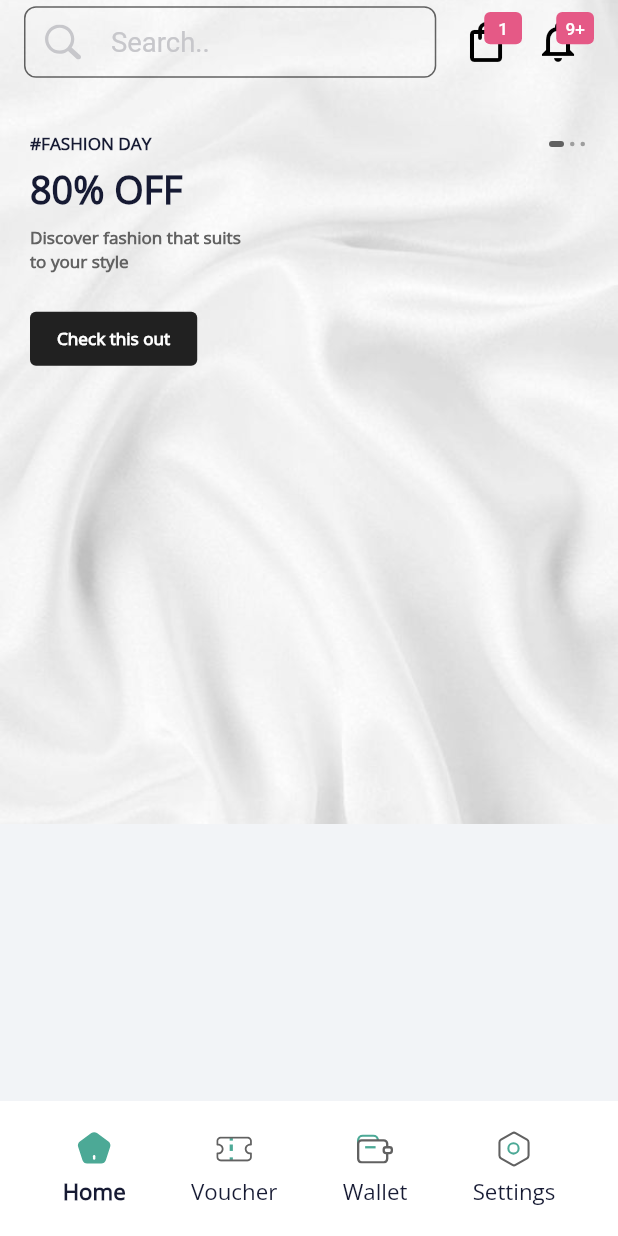
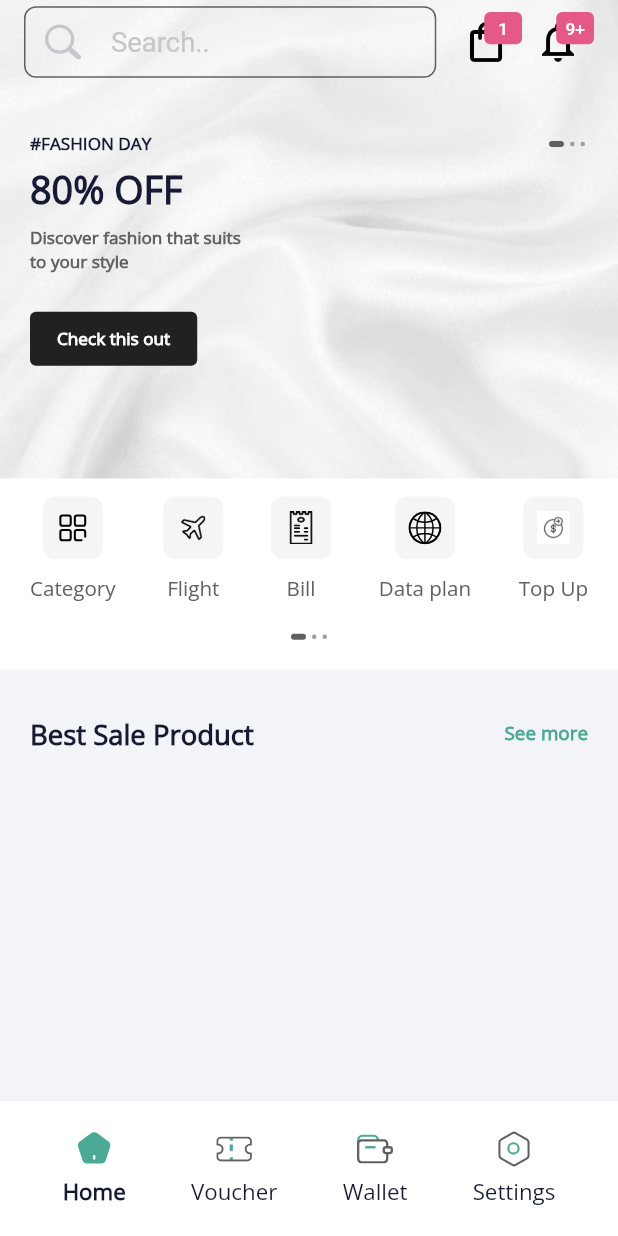
Before and after one commit to lexican/market_place_assignment, a Flutter app: the screen it shows after launch, on a phone screen of 412 x 824 dp. Run offline on Flutter 3.47's test engine with Material 2 defaults, Android fonts, the phone set to English and light mode, and no system bars; drawn by our look-alikes of card_swiper, dots_indicator; our stand-ins replace flutter_screenutil, flutter_svg.

Commit message:
feat : HomeCategory

```diff
--- a/lib/src/core/data/data.dart
+++ b/lib/src/core/data/data.dart
@@ -1,4 +1,5 @@
 import 'package:market_place_assignment/gen/assets.gen.dart';
+import 'package:market_place_assignment/src/core/model/category_model.dart';
 import 'package:market_place_assignment/src/core/model/slider_model.dart';
 
 List<SliderModel> slidersList = [
@@ -20,3 +21,28 @@ List<SliderModel> slidersList = [
     imageAssetPath: Assets.images.productImage3.path,
   ),
 ];
+
+List<CategoryModel> catogories = [
+  CategoryModel(
+    title: "Category",
+    iconPath: Assets.icons.category.path,
+    isSvg: true,
+  ),
+  CategoryModel(
+    title: "Flight",
+    iconPath: Assets.images.plane.path,
+  ),
+  CategoryModel(
+    title: "Bill",
+    iconPath: Assets.images.bill.path,
+  ),
+  CategoryModel(
+    title: "Data plan",
+    iconPath: Assets.icons.globeIcon.path,
+    isSvg: true,
+  ),
+  CategoryModel(
+    title: "Top Up",
+    iconPath: Assets.images.topup.path,
+  ),
+];
--- /dev/null
+++ b/lib/src/core/model/category_model.dart
@@ -0,0 +1,11 @@
+class CategoryModel {
+  final String title;
+  final String iconPath;
+  final bool isSvg;
+
+  CategoryModel({
+    required this.title,
+    required this.iconPath,
+    this.isSvg = false,
+  });
+}
--- /dev/null
+++ b/lib/src/core/widgets/home/home_category/home_category.dart
@@ -0,0 +1,53 @@
+import 'package:flutter/material.dart';
+import 'package:flutter_screenutil/flutter_screenutil.dart';
+import 'package:market_place_assignment/src/core/data/data.dart';
+import 'package:market_place_assignment/src/core/widgets/home/dot_indicator/dot_indicator.dart';
+import 'package:market_place_assignment/src/core/widgets/home/home_category_item/home_category_item.dart';
+
+class HomeCategory extends StatelessWidget {
+  final int sliderLength;
+  final int sliderCurrentIndex;
+  const HomeCategory({
+    super.key,
+    required this.sliderLength,
+    required this.sliderCurrentIndex,
+  });
+
+  @override
+  Widget build(BuildContext context) {
+    return Container(
+      width: MediaQuery.of(context).size.width,
+      padding: const EdgeInsets.symmetric(
+        horizontal: 20,
+        vertical: 12,
+      ),
+      decoration: const BoxDecoration(
+        color: Colors.white,
+      ),
+      child: Column(
+        children: [
+          Row(
+            mainAxisAlignment: MainAxisAlignment.spaceBetween,
+            children: catogories
+                .map(
+                  (category) => HomeCategoryItem(
+                    category: category,
+                  ),
+                )
+                .toList(),
+          ),
+          SizedBox(
+            height: 16.h,
+          ),
+          HomeDotIndicator(
+            dotsCount: sliderLength,
+            position: sliderCurrentIndex,
+          ),
+          SizedBox(
+            height: 6.h,
+          ),
+        ],
+      ),
+    );
+  }
+}
--- /dev/null
+++ b/lib/src/core/widgets/home/home_category_item/home_category_item.dart
@@ -0,0 +1,46 @@
+import 'package:flutter/material.dart';
+import 'package:flutter_screenutil/flutter_screenutil.dart';
+import 'package:flutter_svg/svg.dart';
+import 'package:market_place_assignment/src/core/model/category_model.dart';
+import 'package:market_place_assignment/src/core/widgets/app_text/app_text.dart';
+
+class HomeCategoryItem extends StatelessWidget {
+  final CategoryModel category;
+  const HomeCategoryItem({
+    super.key,
+    required this.category,
+  });
+
+  @override
+  Widget build(BuildContext context) {
+    return Column(
+      children: [
+        Container(
+          width: 35.w,
+          height: 35.h,
+          padding: const EdgeInsets.all(9),
+          decoration: BoxDecoration(
+            borderRadius: BorderRadius.circular(
+              8,
+            ),
+            color: const Color(0xFFf5f5f5),
+          ),
+          child: category.isSvg
+              ? SvgPicture.asset(
+                  category.iconPath,
+                )
+              : Image.asset(
+                  category.iconPath,
+                ),
+        ),
+        SizedBox(
+          height: 8.h,
+        ),
+        AppText.b1(
+          content: category.title,
+          fontSize: 12.sp,
+        ),
+      ],
+    );
+  }
+}
--- a/lib/src/core/widgets/home/home_header.dart
+++ b/lib/src/core/widgets/home/home_header.dart
@@ -6,7 +6,9 @@ import 'package:flutter_screenutil/flutter_screenutil.dart';
 import 'package:market_place_assignment/gen/assets.gen.dart';
 import 'package:market_place_assignment/src/core/app_colors.dart';
 import 'package:market_place_assignment/src/core/data/data.dart';
+import 'package:market_place_assignment/src/core/widgets/app_text/app_text.dart';
 import 'package:market_place_assignment/src/core/widgets/badge/badge.dart';
+import 'package:market_place_assignment/src/core/widgets/home/home_category/home_category.dart';
 import 'package:market_place_assignment/src/core/widgets/home/slider_item/slider_item.dart';
 import 'package:market_place_assignment/src/core/widgets/input_fields/input_text_field.dart';
 
@@ -31,7 +33,7 @@ class _HomeHeaderState extends State<HomeHeader> {
     final size = MediaQuery.of(context).size;
     return SliverAppBar(
       expandedHeight:
-          Platform.isAndroid ? size.height / 1.5 : size.height / 1.75,
+          Platform.isAndroid ? size.height / 1.58 : size.height / 1.9,
       elevation: 0,
       pinned: true,
       forceElevated: false,
@@ -75,6 +77,31 @@ class _HomeHeaderState extends State<HomeHeader> {
           ),
         ],
       ),
+      bottom: PreferredSize(
+        preferredSize: const Size.fromHeight(50),
+        child: Container(
+          padding:
+              const EdgeInsets.only(top: 30, left: 20, right: 20, bottom: 20),
+          decoration: BoxDecoration(
+            color: AppColors.backgroundColor,
+          ),
+          child: Row(
+            mainAxisAlignment: MainAxisAlignment.spaceBetween,
+            children: [
+              AppText.h1(
+                content: "Best Sale Product",
+                fontSize: 16.sp,
+              ),
+              AppText.b1(
+                content: "See more",
+                color: AppColors.primaryColor,
+                fontSize: 11.sp,
+                fontWeight: FontWeight.w600,
+              ),
+            ],
+          ),
+        ),
+      ),
       flexibleSpace: FlexibleSpaceBar(
         collapseMode: CollapseMode.pin,
         stretchModes: const [
@@ -94,6 +121,14 @@ class _HomeHeaderState extends State<HomeHeader> {
                 );
               },
             ),
+            Positioned(
+              bottom: const Size.fromHeight(50).height + 20.h,
+              //bottom: 0,
+              child: HomeCategory(
+                sliderCurrentIndex: _sliderCurrentIndex,
+                sliderLength: slidersList.length,
+              ),
+            ),
           ],
         ),
       ),
```
